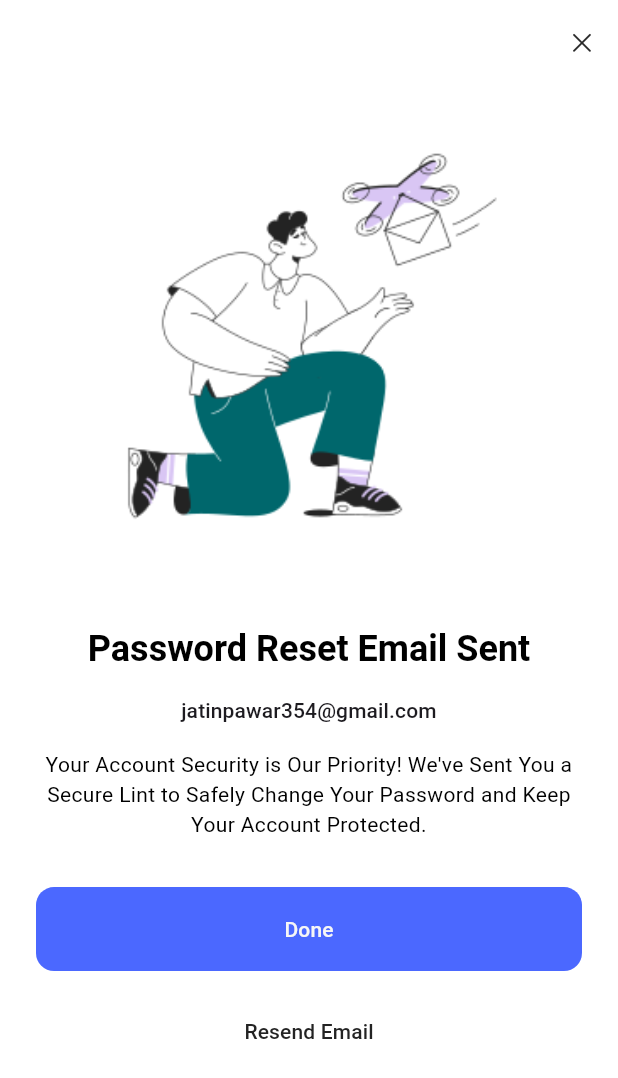
After one commit to JagdishSingh01/e-commerce, a Flutter app: the ForgetPassword screen opened directly, after a tap on "Submit", on a phone screen of 412 x 824 dp. The commit adds this screen. Shown: the top 1078 px of the screen. Run offline on Flutter 3.47's test engine with Material 3 defaults, Android fonts, the phone set to English and light mode, and no system bars; our stand-ins replace get, get_storage, iconsax, logger, smooth_page_indicator; accounts and stored records are empty; Roboto replaces fonts that are missing (Poppins); project files that could hold a hidden picture were left out.

Commit message:
forget and reset password screen setup

```diff
--- a/lib/common/widgets/success_screen/success_screen.dart
+++ b/lib/common/widgets/success_screen/success_screen.dart
@@ -1,11 +1,9 @@
-import 'package:e_commerce_app/features/authentication/screens/login/login.dart';
 import 'package:e_commerce_app/utils/constants/colors.dart';
-import 'package:e_commerce_app/utils/constants/image_strings.dart';
 import 'package:e_commerce_app/utils/constants/sizes.dart';
 import 'package:e_commerce_app/utils/constants/text_strings.dart';
 import 'package:e_commerce_app/utils/helpers/helper_functions.dart';
 import 'package:flutter/material.dart';
-import 'package:get/get.dart';
+
 
 class SuccessScreen extends StatelessWidget {
   const SuccessScreen({
--- a/lib/features/authentication/screens/login/widgets/login_form.dart
+++ b/lib/features/authentication/screens/login/widgets/login_form.dart
@@ -1,3 +1,4 @@
+import 'package:e_commerce_app/features/authentication/screens/password_configuration/forget_password.dart';
 import 'package:e_commerce_app/features/authentication/screens/signUp/signup.dart';
 import 'package:e_commerce_app/utils/constants/colors.dart';
 import 'package:e_commerce_app/utils/constants/sizes.dart';
@@ -5,7 +6,6 @@ import 'package:e_commerce_app/utils/constants/text_strings.dart';
 import 'package:e_commerce_app/utils/helpers/helper_functions.dart';
 import 'package:flutter/material.dart';
 import 'package:get/get.dart';
-import 'package:get/get_core/src/get_main.dart';
 import 'package:iconsax/iconsax.dart';
 
 class TLoginForm extends StatelessWidget {
@@ -24,7 +24,7 @@ class TLoginForm extends StatelessWidget {
               // controller: TextEditingController(),
               decoration: InputDecoration(
                 prefixIcon: Icon(Iconsax.direct_right),
-                labelText: 'Email',
+                labelText: 'E-mail',
                 floatingLabelStyle: TextStyle(
                   color: dark ? TColors.grey : TColors.dark,
                 ),
@@ -57,7 +57,7 @@ class TLoginForm extends StatelessWidget {
 
                 //forgot password
                 TextButton(
-                  onPressed: () {},
+                  onPressed: () => Get.to(ForgetPassword()),
                   child: Text(
                     TTexts.tForgotPassword,
                     style: TextStyle(color: TColors.darkGrey),
--- /dev/null
+++ b/lib/features/authentication/screens/password_configuration/forget_password.dart
@@ -0,0 +1,65 @@
+import 'package:e_commerce_app/features/authentication/screens/password_configuration/reset_password.dart';
+import 'package:e_commerce_app/utils/constants/colors.dart';
+import 'package:e_commerce_app/utils/constants/sizes.dart';
+import 'package:e_commerce_app/utils/constants/text_strings.dart';
+import 'package:e_commerce_app/utils/helpers/helper_functions.dart';
+import 'package:flutter/material.dart';
+import 'package:get/get.dart';
+import 'package:iconsax/iconsax.dart';
+
+class ForgetPassword extends StatelessWidget {
+  const ForgetPassword({super.key});
+
+  @override
+  Widget build(BuildContext context) {
+    final dark = THelperFunctions.isDarkMode(context);
+    return Scaffold(
+      appBar: AppBar(),
+      body: Padding(
+        padding: EdgeInsets.all(TSizes.defaultSpace),
+        child: Column(
+          crossAxisAlignment: CrossAxisAlignment.start,
+          children: [
+            Text(
+              TTexts.tForgetPasswordTitle,
+              style: Theme.of(context).textTheme.headlineLarge,
+            ),
+            SizedBox(height: TSizes.spaceBtwInputFields),
+
+            Text(
+              TTexts.tForgetPasswordSubTitle,
+              style: Theme.of(context).textTheme.bodyMedium,
+            ),
+            SizedBox(height: TSizes.spaceBtwItems*3),
+
+            TextFormField(
+              // controller: TextEditingController(),
+              decoration: InputDecoration(
+                prefixIcon: Icon(Iconsax.direct_right),
+                labelText: 'E-mail',
+                floatingLabelStyle: TextStyle(
+                  color: dark ? TColors.grey : TColors.dark,
+                ),
+              ),
+            ),
+            SizedBox(height: TSizes.spaceBtwItems),
+
+            //submit
+            SizedBox(
+              width: double.infinity,
+              child: ElevatedButton(
+                onPressed: () => Get.off(() => ResetPassword()),
+                style: ElevatedButton.styleFrom(
+                  backgroundColor: TColors.primary,
+                  foregroundColor: TColors.light,
+                  side: BorderSide.none
+                ),
+                child: Text('Submit'),
+              ),
+            ),
+          ],
+        ),
+      ),
+    );
+  }
+}
--- /dev/null
+++ b/lib/features/authentication/screens/password_configuration/reset_password.dart
@@ -0,0 +1,106 @@
+import 'package:e_commerce_app/common/widgets/success_screen/success_screen.dart';
+import 'package:e_commerce_app/features/authentication/screens/login/login.dart';
+import 'package:e_commerce_app/utils/constants/colors.dart';
+import 'package:e_commerce_app/utils/constants/image_strings.dart';
+import 'package:e_commerce_app/utils/constants/sizes.dart';
+import 'package:e_commerce_app/utils/constants/text_strings.dart';
+import 'package:e_commerce_app/utils/helpers/helper_functions.dart';
+import 'package:flutter/cupertino.dart';
+import 'package:flutter/material.dart';
+import 'package:get/get.dart';
+
+class ResetPassword extends StatelessWidget {
+  const ResetPassword({super.key});
+
+  @override
+  Widget build(BuildContext context) {
+    final dark = THelperFunctions.isDarkMode(context);
+    return Scaffold(
+      appBar: AppBar(
+        automaticallyImplyLeading: false,
+        actions: [
+          IconButton(
+            onPressed: () => Get.off(() => LoginScreen()),
+            icon: Icon(CupertinoIcons.clear),
+          ),
+        ],
+      ),
+      body: SingleChildScrollView(
+        child: Padding(
+          padding: EdgeInsets.all(TSizes.defaultSpace),
+          child: Column(
+            children: [
+              /// Image
+              SizedBox(
+                width: THelperFunctions.screenWidth() * 0.8,
+                height: THelperFunctions.screenHeight() * 0.35,
+                child: Image.asset(
+                  TImages.deliveredEmailIllustration,
+                  fit: BoxFit.contain, // Try cover, fill, or scaleDown if needed
+                ),
+              ),
+              SizedBox(height: TSizes.spaceBtwSections*1.5),
+
+              /// Title and subtitle
+              Text(
+                TTexts.resetTitle,
+                style: Theme.of(context).textTheme.headlineMedium,
+                textAlign: TextAlign.center,
+              ),
+              SizedBox(height: TSizes.spaceBtwItems),
+              Text(
+                "jatinpawar354@gmail.com",
+                style: Theme.of(context).textTheme.labelLarge,
+                textAlign: TextAlign.center,
+              ),
+              SizedBox(height: TSizes.spaceBtwItems),
+              Text(
+                TTexts.resetSubTitle,
+                style: Theme.of(context).textTheme.bodyMedium,
+                textAlign: TextAlign.center,
+              ),
+
+              /// Buttons
+              SizedBox(height: TSizes.spaceBtwSections),
+            // sign in button
+            SizedBox(
+              width: double.infinity,
+              child: ElevatedButton(
+                onPressed: () => Get.to(() =>
+                  SuccessScreen(
+                    image: TImages.accountCreated,
+                    title: TTexts.yourAccountCreatedTitle,
+                    subTitle: TTexts.yourAccountCreatedSubTitle,
+                    onPressed: () => Get.offAll(LoginScreen()),
+                  )
+                ),
+                style: ElevatedButton.styleFrom(
+                  backgroundColor: TColors.primary,
+                  foregroundColor: TColors.light,
+                  side: BorderSide.none
+                ),
+                child: Text("Done"),
+              ),
+            ),
+            SizedBox(height: TSizes.spaceBtwItems),
+
+            // create account button
+            SizedBox(
+              width: double.infinity,
+              child: TextButton(
+                onPressed: (){},
+                child: Text(
+                  TTexts.resendEmail,
+                  style: TextStyle(
+                    color: dark ? TColors.light : TColors.black
+                  ),
+                ),
+              ),
+            ),
+            ],
+          ),
+        ),
+      ),
+    );
+  }
+}
--- a/lib/utils/constants/image_strings.dart
+++ b/lib/utils/constants/image_strings.dart
@@ -80,6 +80,7 @@ class TImages {
   //signup
   static const String emailVerification = "assets/images/animations/verify_email.gif";
   static const String accountCreated = "assets/images/animations/account_created_successfully.gif";
+
 
   // -- Products
   static const String productImage1 = "assets/images/products/nike-shoes.png";
--- a/lib/utils/constants/text_strings.dart
+++ b/lib/utils/constants/text_strings.dart
@@ -38,7 +38,8 @@ class TTexts {
   static const String tOhSnap = "Oh Snap";
   static const String tEmailSent = "Hurray!!! Email is on its way.";
   static const String tCongratulations = "Congratulations";
-  static const String tEmailLinkToResetPassword = "Email Link To Reset Password";
+  static const String tEmailLinkToResetPassword =
+      "Email Link To Reset Password";
   static const String tAccountCreateVerifyEmail = "Account Create Verify Email";
 
   // -- Splash Screen Text
@@ -49,20 +50,25 @@ class TTexts {
   static const String tOnBoardingTitle1 = "Build Awesome Apps";
   static const String tOnBoardingTitle2 = "Learn from YouTube";
   static const String tOnBoardingTitle3 = "Get Code & Resources";
-  static const String tOnBoardingSubTitle1 = "Let's start your journey with us on this amazing and easy platform.";
-  static const String tOnBoardingSubTitle2 = "Get Video Tutorials of each topic to learn things easily.";
-  static const String tOnBoardingSubTitle3 = "Save time by just copy pasting complete apps you learned from videos.";
+  static const String tOnBoardingSubTitle1 =
+      "Let's start your journey with us on this amazing and easy platform.";
+  static const String tOnBoardingSubTitle2 =
+      "Get Video Tutorials of each topic to learn things easily.";
+  static const String tOnBoardingSubTitle3 =
+      "Save time by just copy pasting complete apps you learned from videos.";
   static const String tOnBoardingCounter1 = "1/3";
   static const String tOnBoardingCounter2 = "2/3";
   static const String tOnBoardingCounter3 = "3/3";
 
   // -- Welcome Screen Text
   static const String tWelcomeTitle = "Build Awesome Apps";
-  static const String tWelcomeSubTitle = "Let's put your creativity on the development highway.";
+  static const String tWelcomeSubTitle =
+      "Let's put your creativity on the development highway.";
 
   // -- Login Screen Text
   static const String tLoginTitle = "Welcome Back,";
-  static const String tLoginSubTitle = "Make it work, make it right, make it fast.";
+  static const String tLoginSubTitle =
+      "Make it work, make it right, make it fast.";
   static const String tRememberMe = "Remember Me?";
   static const String tDontHaveAnAccount = "Don't have an Account";
   static const String tEnterYour = "Enter your";
@@ -76,33 +82,43 @@ class TTexts {
 
   // -- Sign Up Screen Text
   static const String tSignUpTitle = "Get On Board!";
-  static const String tSignUpSubTitle = "Create your profile to start your Journey.";
+  static const String tSignUpSubTitle =
+      "Create your profile to start your Journey.";
   static const String tAlreadyHaveAnAccount = "Already have an Account";
 
   // -- Verify Email Screen Text
   static const String confirmEmail = "Verify your email address!";
-  static const String confirmEmailSubTitle = "Congratulations! Your Account Awaits: Verify Your Email to Start Shopping and Experience a World of Unrivaled Deals and Personalized Offers.";
+  static const String confirmEmailSubTitle =
+      "Congratulations! Your Account Awaits: Verify Your Email to Start Shopping and Experience a World of Unrivaled Deals and Personalized Offers.";
   static const String resendEmail = "Resend Email";
-  static const String yourAccountCreatedTitle = "Your account successfully created!";
-  static const String yourAccountCreatedSubTitle = "Welcome to Your Ultimate Shopping Destination: Your Account is Created, Unleash the Joy of Seamless Online Experience!";
-
+  static const String yourAccountCreatedTitle =
+      "Your account successfully created!";
+  static const String yourAccountCreatedSubTitle =
+      "Welcome to Your Ultimate Shopping Destination: Your Account is Created, Unleash the Joy of Seamless Online Experience!";
+  static const String resetTitle = "Password Reset Email Sent";
+  static const String resetSubTitle =
+      "Your Account Security is Our Priority! We've Sent You a Secure Lint to Safely Change Your Password and Keep Your Account Protected.";
 
   // -- Forget Password Text
-  static const String tForgetPasswordTitle = "Make Selection!";
-  static const String tForgetPasswordSubTitle = "Select one of the options given below to reset your password.";
+  static const String tForgetPasswordTitle = "Forget Password";
+  static const String tForgetPasswordSubTitle =
+      "Don't worry sometimes people can forget too, enter your email and we will send you a  password reset link.";
   static const String tResetViaEMail = "Reset via Mail Verification";
   static const String tResetViaPhone = "Reset via Phone Verification";
 
   // -- Forget Password Via Phone - Text
-  static const String tForgetPhoneSubTitle = "Enter your registered Phone No to receive OTP";
+  static const String tForgetPhoneSubTitle =
+      "Enter your registered Phone No to receive OTP";
 
   // -- Forget Password Via E-Mail - Text
-  static const String tForgetMailSubTitle = "Enter your registered E-Mail to receive OTP";
+  static const String tForgetMailSubTitle =
+      "Enter your registered E-Mail to receive OTP";
 
   // -- OTP Screen - Text
   static const String tOtpTitle = "CO\nDE";
   static const String tOtpSubTitle = "Verification";
-  static const String tOtpMessage = "Enter the verification code sent on your Phone Number ";
+  static const String tOtpMessage =
+      "Enter the verification code sent on your Phone Number ";
 
   // -- Phone Number Authentication - Text
   static const String phoneNo = '745-628-5429';
@@ -114,14 +130,18 @@ class TTexts {
   static const String selectCountryCode = "Select Country Code";
   static const String sendingOTP = "Sending OTP...";
   static const String phoneVerifiedTitle = "Phone Verified";
-  static const String phoneVerifiedMessage = "Your phone number has been verified.";
+  static const String phoneVerifiedMessage =
+      "Your phone number has been verified.";
   static const String noInternet = "No Internet";
-  static const String checkInternetConnection = "Please check your internet connection and try again.";
+  static const String checkInternetConnection =
+      "Please check your internet connection and try again.";
   static const String unableToSendOTP = "Unable to send OTP";
   static const String otpSendTitle = "OTP Send";
-  static const String otpSendMessage = "OTP Send to your phone number successfully.";
+  static const String otpSendMessage =
+      "OTP Send to your phone number successfully.";
   static const String otpFooter = "Didn’t receive OTP?";
-  static const String otpSubTitle = "Please enter the six digit OTP code that we’ve send to your phone number";
+  static const String otpSubTitle =
+      "Please enter the six digit OTP code that we’ve send to your phone number";
   static const String enter6digitOTPCode = "Enter 6 digit OTP Code";
   static const String inText = "in";
   static const String resendOTP = "Re-Send OTP";
```
